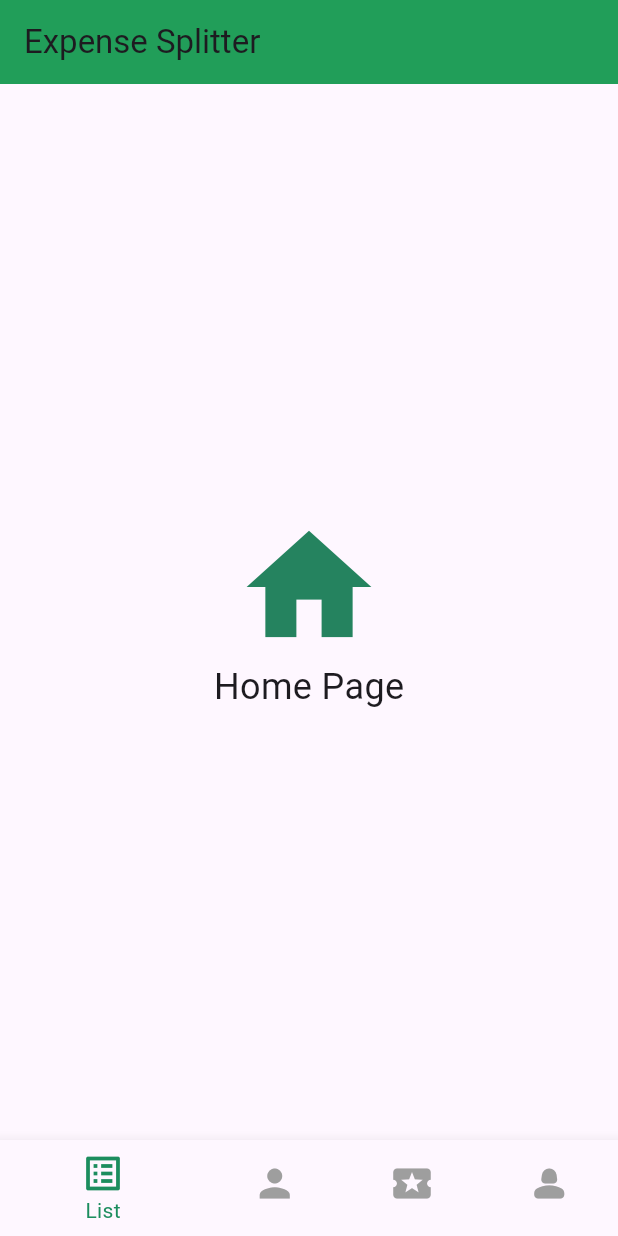
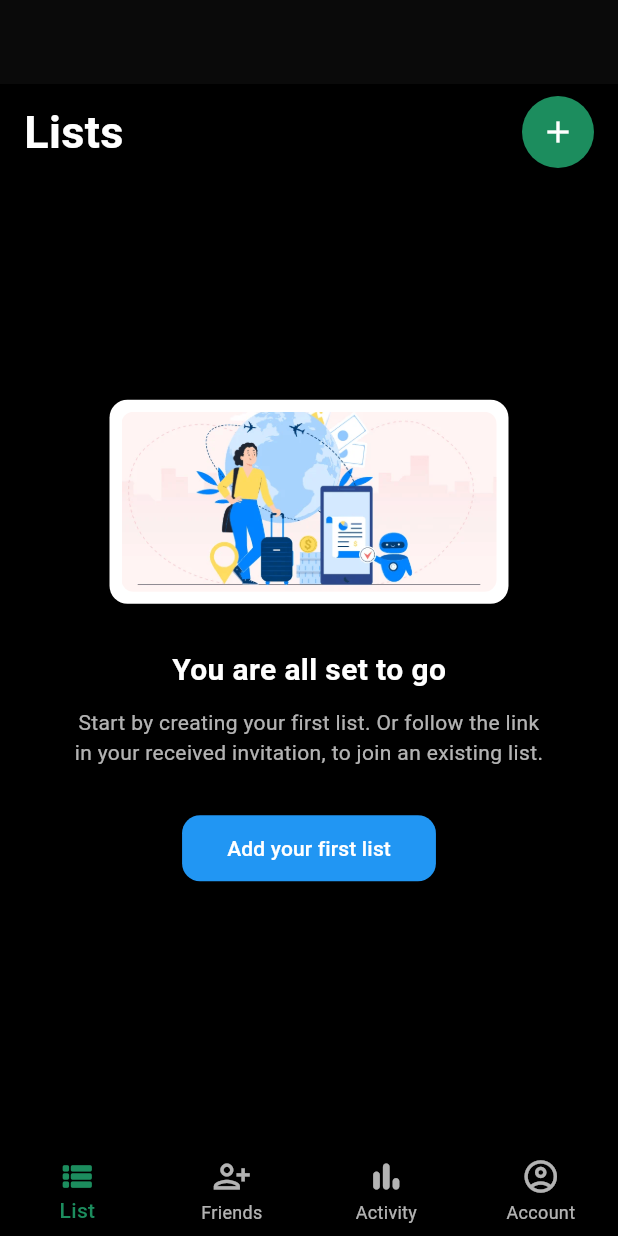
Before and after one commit to SanjidaSarmin/expense_split_App, a Flutter app: the screen it shows after launch, on a phone screen of 412 x 824 dp. Run offline on Flutter 3.47's test engine with Material 3 defaults, Android fonts, the light colour scheme and no system bars.

Commit message:
list page design

```diff
--- a/lib/HomePage.dart
+++ b/lib/HomePage.dart
@@ -1,23 +1,23 @@
 import 'package:flutter/material.dart';
+
 class HomePage extends StatefulWidget {
   @override
   _HomePageState createState() => _HomePageState();
 }
 
 class _HomePageState extends State<HomePage> {
-  int _selectedIndex = 0; // Track the selected index
+  int _selectedIndex = 0;
 
-  // List of pages for each tab
   final List<Widget> _pages = [
-    HomeTab(),
+    HomeTab(), // Updated tab with image & button
     HistoryTab(),
+    ActivityTab(),
     ProfileTab(),
-    ActivityTab(),
   ];
 
   void _onItemTapped(int index) {
     setState(() {
-      _selectedIndex = index; // Update the selected index
+      _selectedIndex = index;
     });
   }
 
@@ -25,101 +25,180 @@ class _HomePageState extends State<HomePage> {
   Widget build(BuildContext context) {
     return Scaffold(
       appBar: AppBar(
-        title: Text('Expense Splitter'),
-        backgroundColor: const Color.fromARGB(255, 33, 158, 89),
+        backgroundColor: const Color.fromARGB(255, 10, 10, 10),
       ),
-      body: _pages[_selectedIndex], // Display the page corresponding to the selected tab
+      body: _pages[_selectedIndex],
       bottomNavigationBar: BottomNavigationBar(
-        items: const <BottomNavigationBarItem>[
+        backgroundColor: Colors.black,
+        type: BottomNavigationBarType.fixed,
+        currentIndex: _selectedIndex,
+        onTap: _onItemTapped,
+        selectedItemColor: Color(0xFF1C8D5E), // green shade
+        unselectedItemColor: Colors.white70,
+        selectedLabelStyle: TextStyle(fontWeight: FontWeight.w500),
+        unselectedLabelStyle: TextStyle(fontWeight: FontWeight.w400),
+        iconSize: 26,
+        items: [
           BottomNavigationBarItem(
-            icon: Icon(Icons.list_alt),
+            icon: Icon(Icons.view_list_rounded),
             label: 'List',
           ),
           BottomNavigationBarItem(
-            icon: Icon(Icons.person),
+            icon: Icon(Icons.person_add_alt),
             label: 'Friends',
           ),
           BottomNavigationBarItem(
-            icon: Icon(Icons.local_activity),
+            icon: Icon(
+              Icons.bar_chart_rounded,
+            ), // can be Icons.insert_chart_alt_rounded
             label: 'Activity',
           ),
           BottomNavigationBarItem(
-            icon: Icon(Icons.person_2_rounded),
-            label: 'Profile',
+            icon: Icon(
+              Icons.account_circle_outlined,
+            ), // or use Image.asset if custom
+            label: 'Account',
           ),
-        ],
-        currentIndex: _selectedIndex, // Current selected tab
-        selectedItemColor: const Color.fromARGB(255, 28, 141, 94), // Color when selected (green)
-        unselectedItemColor: Colors.grey, // Color when not selected
-        onTap: _onItemTapped, // Call the function when a tab is tapped
-        selectedFontSize: 14, // Font size for selected label
-        unselectedFontSize: 12, // Font size for unselected label
-        iconSize: 30, // Icon size (larger icons)
-      ),
-    );
-  }
-}
-
-// Sample tab for Home
-class HomeTab extends StatelessWidget {
-  @override
-  Widget build(BuildContext context) {
-    return Center(
-      child: Column(
-        mainAxisAlignment: MainAxisAlignment.center,
-        children: [
-          Icon(Icons.home, size: 100, color: const Color.fromARGB(255, 37, 131, 95)),
-          Text('Home Page', style: TextStyle(fontSize: 24)),
         ],
       ),
     );
   }
 }
 
-// Sample tab for History
-class HistoryTab extends StatelessWidget {
+// ✅ Replaced HomeTab with your required design
+class HomeTab extends StatelessWidget {
   @override
   Widget build(BuildContext context) {
-    return Center(
-      child: Column(
-        mainAxisAlignment: MainAxisAlignment.center,
-        children: [
-          Icon(Icons.history, size: 100, color: const Color.fromARGB(255, 37, 131, 95)),
-          Text('History Page', style: TextStyle(fontSize: 24)),
-        ],
+    return Container(
+      color: Colors.black, // ✅ Set background color here
+      child: Padding(
+        padding: EdgeInsets.fromLTRB(16, 8, 16, 20), // less top padding
+        child: Column(
+          crossAxisAlignment: CrossAxisAlignment.start,
+          children: [
+            // ✅ Top Row: Lists + Add Button
+            Row(
+              mainAxisAlignment: MainAxisAlignment.spaceBetween,
+              children: [
+                Text(
+                  'Lists',
+                  style: TextStyle(
+                    color: Colors.white,
+                    fontSize: 30,
+                    fontWeight: FontWeight.bold,
+                  ),
+                ),
+                Container(
+                  decoration: BoxDecoration(
+                    color: Color(0xFF1C8D5E),
+                    shape: BoxShape.circle,
+                  ),
+                  child: IconButton(
+                    icon: Icon(Icons.add, color: Colors.white),
+                    onPressed: () {
+                      // TODO: Handle add list
+                    },
+                  ),
+                ),
+              ],
+            ),
+
+            Expanded(
+              child: Center(
+                child: Column(
+                  mainAxisAlignment: MainAxisAlignment.center,
+                  children: [
+                    // Center image inside a card
+                    Container(
+                      padding: const EdgeInsets.all(8),
+                      decoration: BoxDecoration(
+                        color: Colors.white,
+                        borderRadius: BorderRadius.circular(12),
+                        boxShadow: const [
+                          BoxShadow(
+                            color: Colors.black45,
+                            blurRadius: 6,
+                            offset: Offset(0, 2),
+                          ),
+                        ],
+                      ),
+                      child: ClipRRect(
+                        borderRadius: BorderRadius.circular(8),
+                        child: Image.asset(
+                          'assets/blog 1.png', // replace this with your asset
+                          width: 250,
+                          height: 120,
+                          fit: BoxFit.cover,
+                        ),
+                      ),
+                    ),
+                    const SizedBox(height: 30),
+                    const Text(
+                      'You are all set to go',
+                      style: TextStyle(
+                        color: Colors.white,
+                        fontSize: 20,
+                        fontWeight: FontWeight.bold,
+                      ),
+                    ),
+                    const Padding(
+                      padding: EdgeInsets.symmetric(
+                        horizontal: 30,
+                        vertical: 10,
+                      ),
+                      child: Text(
+                        'Start by creating your first list. Or follow the link in your received invitation, to join an existing list.',
+                        textAlign: TextAlign.center,
+                        style: TextStyle(color: Colors.white70),
+                      ),
+                    ),
+                    const SizedBox(height: 20),
+                    ElevatedButton(
+                      onPressed: () {
+                        // Action when button is clicked
+                      },
+                      style: ElevatedButton.styleFrom(
+                        backgroundColor: Colors.blue,
+                        foregroundColor: Colors.white,
+                        padding: const EdgeInsets.symmetric(
+                          horizontal: 30,
+                          vertical: 12,
+                        ),
+                        shape: RoundedRectangleBorder(
+                          borderRadius: BorderRadius.circular(12),
+                        ),
+                      ),
+                      child: const Text('Add your first list'),
+                    ),
+                  ],
+                ),
+              ),
+            ),
+          ],
+        ),
       ),
     );
   }
 }
 
-// Sample tab for Profile
+// Other Tabs
+class HistoryTab extends StatelessWidget {
+  @override
+  Widget build(BuildContext context) {
+    return Center(child: Text('History Page', style: TextStyle(fontSize: 24)));
+  }
+}
+
+class ActivityTab extends StatelessWidget {
+  @override
+  Widget build(BuildContext context) {
+    return Center(child: Text('Activity Page', style: TextStyle(fontSize: 24)));
+  }
+}
+
 class ProfileTab extends StatelessWidget {
   @override
   Widget build(BuildContext context) {
-    return Center(
-      child: Column(
-        mainAxisAlignment: MainAxisAlignment.center,
-        children: [
-          Icon(Icons.person, size: 100,  color: const Color.fromARGB(255, 37, 131, 95)),
-          Text('Profile Page', style: TextStyle(fontSize: 24)),
-        ],
-      ),
-    );
+    return Center(child: Text('Profile Page', style: TextStyle(fontSize: 24)));
   }
 }
-
-// Sample tab for Activity
-class ActivityTab extends StatelessWidget {
-  @override
-  Widget build(BuildContext context) {
-    return Center(
-      child: Column(
-        mainAxisAlignment: MainAxisAlignment.center,
-        children: [
-          Icon(Icons.local_activity, size: 100,  color: const Color.fromARGB(255, 37, 131, 95)),
-          Text('Activity Page', style: TextStyle(fontSize: 24)),
-        ],
-      ),
-    );
-  }
-}
--- a/pubspec.yaml
+++ b/pubspec.yaml
@@ -31,8 +31,9 @@ dependencies:
   flutter:
     sdk: flutter
 
-  http: ^0.13.4
+  http: ^1.3.0
   provider: ^6.1.3
+  google_fonts: ^6.1.0
   # The following adds the Cupertino Icons font to your application.
   # Use with the CupertinoIcons class for iOS style icons.
   cupertino_icons: ^1.0.8
```
Also changed, not shown: assets/blog 1.png (added), pubspec.lock, 1 other file.
